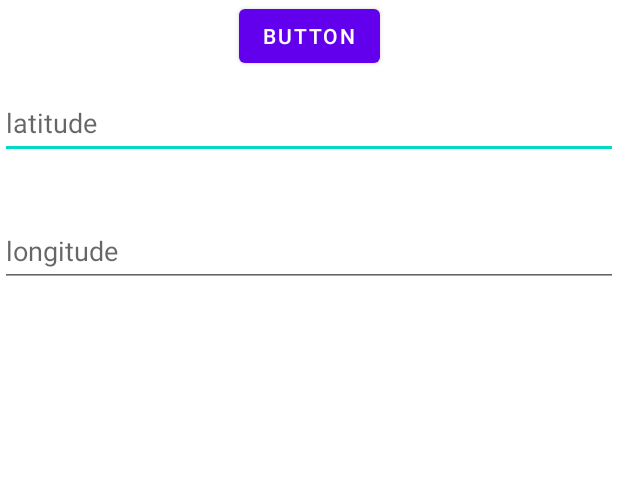
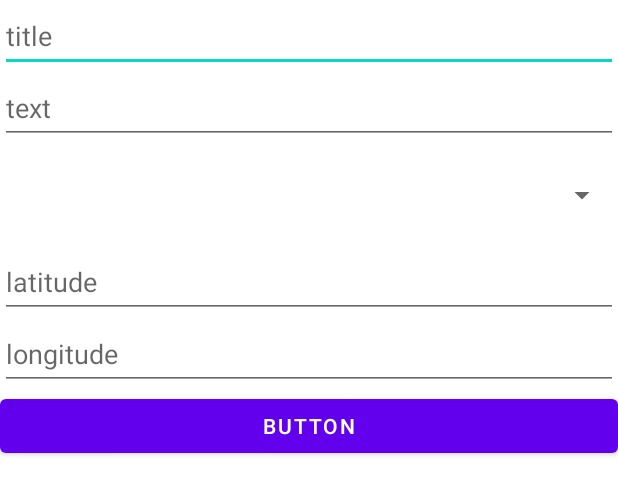
Before and after one commit to mizutanimeen/hackU, an Android app: the layout activity_addmarker.xml on its own in the app's theme, with its tools: preview values and no code run, on a phone screen of 412 x 824 dp. Shown: the top 495 px of the screen. Run offline under Robolectric (Android 15) with nearby library versions, the phone set to English and light mode, and no system bars.

Commit message:
add colume

```diff
--- a/app/src/main/java/com/example/googlemaps/AppDatabase.java
+++ b/app/src/main/java/com/example/googlemaps/AppDatabase.java
@@ -4,8 +4,7 @@ import androidx.room.AutoMigration;
 import androidx.room.Database;
 import androidx.room.RoomDatabase;
 
-@Database(
-        entities = {MarkerData.class},version = 4, exportSchema = false)
+@Database(entities = {MarkerData.class},version = 1, exportSchema = false)
 public abstract class AppDatabase extends RoomDatabase {
     public abstract MarkerDataDao markerDataDao();
 }
--- a/app/src/main/java/com/example/googlemaps/AppDatabaseSingleton.java
+++ b/app/src/main/java/com/example/googlemaps/AppDatabaseSingleton.java
@@ -12,8 +12,8 @@ public class AppDatabaseSingleton {
         if (instance != null) {
             return instance;
         }
-        instance = Room.databaseBuilder(context,
-                AppDatabase.class, "markerDatabase").fallbackToDestructiveMigration().build();
+        instance = Room.databaseBuilder(context, AppDatabase.class,
+                "app_database").fallbackToDestructiveMigration().build();
         return instance;
     }
 }
--- a/app/src/main/res/layout/activity_addmarker.xml
+++ b/app/src/main/res/layout/activity_addmarker.xml
@@ -1,42 +1,52 @@
 <?xml version="1.0" encoding="utf-8"?>
-<androidx.constraintlayout.widget.ConstraintLayout xmlns:android="http://schemas.android.com/apk/res/android"
+<LinearLayout xmlns:android="http://schemas.android.com/apk/res/android"
     xmlns:tools="http://schemas.android.com/tools"
-    xmlns:app="http://schemas.android.com/apk/res-auto"
-    tools:context=".AddMarker"
     android:layout_width="match_parent"
-    android:layout_height="match_parent">
+    android:layout_height="match_parent"
+    android:orientation="vertical"
+    tools:context=".AddMarker">
 
-    <Button
-        android:id="@+id/saveBtn"
-        android:layout_width="wrap_content"
+    <EditText
+        android:id="@+id/title"
+        android:layout_width="match_parent"
         android:layout_height="wrap_content"
-        android:text="Button"
-        app:layout_constraintEnd_toEndOf="parent"
-        app:layout_constraintStart_toStartOf="parent"
-        app:layout_constraintTop_toTopOf="parent" />
+        android:hint="title"
+        android:minHeight="48dp" />
+
+    <EditText
+        android:id="@+id/text"
+        android:layout_width="match_parent"
+        android:layout_height="wrap_content"
+        android:hint="text"
+        android:minHeight="48dp" />
+
+    <Spinner
+        android:id="@+id/tag"
+        android:layout_width="match_parent"
+        android:layout_height="wrap_content"
+        android:layout_marginTop="10dp"
+        android:layout_marginBottom="10dp"
+        android:minHeight="48dp"
+        tools:ignore="SpeakableTextPresentCheck" />
 
     <EditText
         android:id="@+id/latitude"
         android:layout_width="match_parent"
         android:layout_height="wrap_content"
         android:hint="latitude"
-        android:minHeight="48dp"
-        app:layout_constraintBottom_toBottomOf="parent"
-        app:layout_constraintEnd_toEndOf="parent"
-        app:layout_constraintStart_toStartOf="parent"
-        app:layout_constraintTop_toTopOf="parent"
-        app:layout_constraintVertical_bias="0.075" />
+        android:minHeight="48dp" />
 
     <EditText
         android:id="@+id/longitude"
         android:layout_width="match_parent"
         android:layout_height="wrap_content"
         android:hint="longitude"
-        android:minHeight="48dp"
-        app:layout_constraintBottom_toBottomOf="parent"
-        app:layout_constraintEnd_toEndOf="parent"
-        app:layout_constraintHorizontal_bias="0.0"
-        app:layout_constraintStart_toStartOf="parent"
-        app:layout_constraintTop_toTopOf="parent"
-        app:layout_constraintVertical_bias="0.185" />
-</androidx.constraintlayout.widget.ConstraintLayout>
+        android:minHeight="48dp" />
+
+    <Button
+        android:id="@+id/saveBtn"
+        android:layout_width="match_parent"
+        android:layout_height="wrap_content"
+        android:text="Button" />
+
+</LinearLayout>
```
Also changed, not shown: app/src/main/java/com/example/googlemaps/AddMarker.java (+27 -4 lines), app/src/main/java/com/example/googlemaps/MapsActivity.java (+4 -21 lines), app/src/main/java/com/example/googlemaps/MarkerData.java (+24 -10 lines), app/src/main/res/layout/info_window.xml (deleted, +0 -12 lines).
